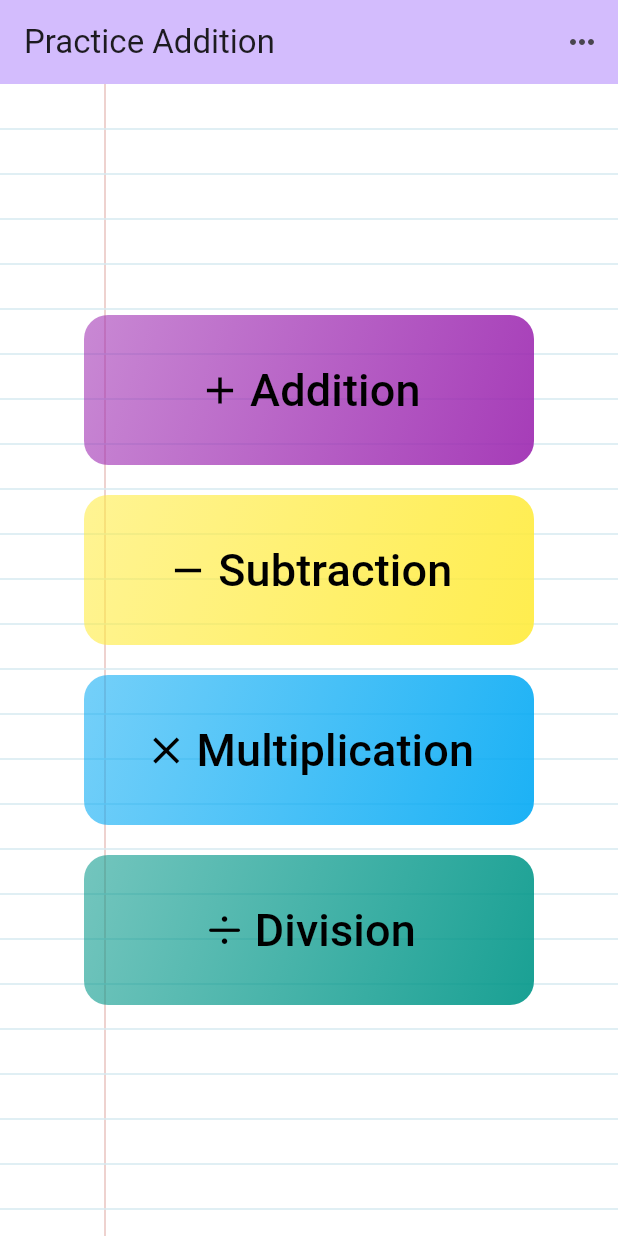
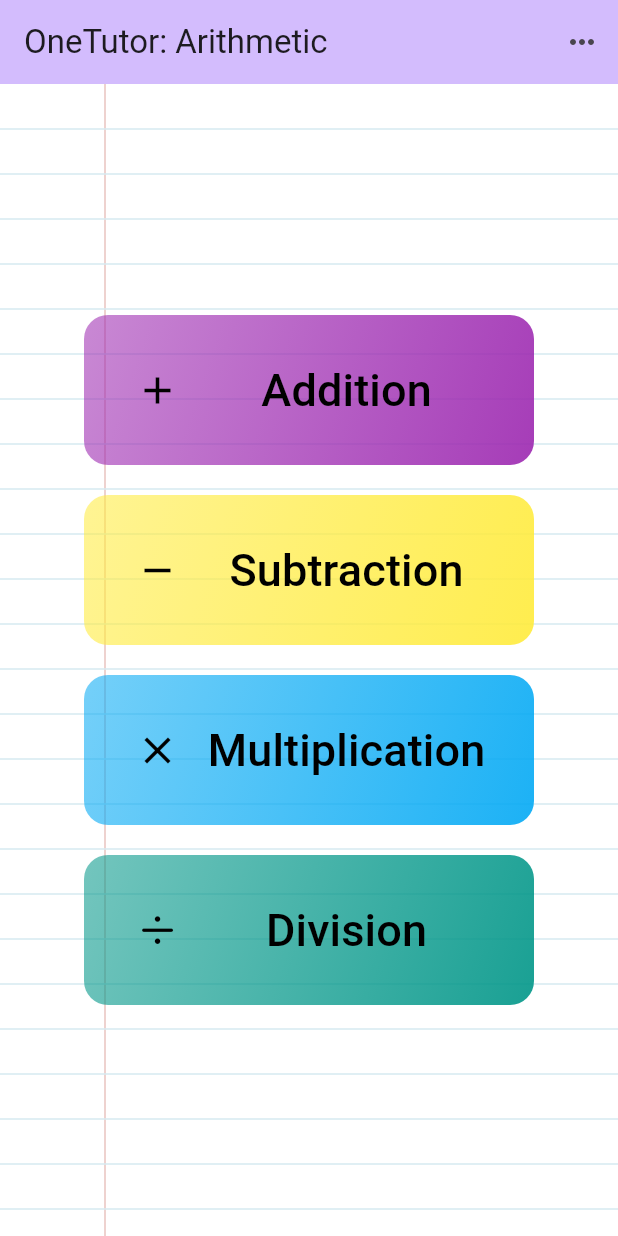
Before and after one commit to KulikovDO/OneTutor.Arithmetic, a Flutter app: the screen it shows after launch, on a phone screen of 412 x 824 dp. Run offline on Flutter 3.47's test engine with Material 3 defaults, Android fonts, the phone set to English and light mode, and no system bars; our stand-ins replace confetti, flutter_tts, google_fonts, shared_preferences; missing offline and left inert: flutter_soloud.

Commit message:
aligned tile

```diff
--- a/lib/main_screen.dart
+++ b/lib/main_screen.dart
@@ -105,8 +105,8 @@ class _MainScreenState extends State<MainScreen> {
     return Scaffold(
       appBar: AppBar(
         backgroundColor: Theme.of(context).colorScheme.inversePrimary,
-        automaticallyImplyLeading: false,
-        title: const Text("Practice Addition"),
+        // automaticallyImplyLeading: false,
+        title: const Text("OneTutor: Arithmetic"),
       ),
       body: Stack(
         children: <Widget>[
--- a/lib/start_screen.dart
+++ b/lib/start_screen.dart
@@ -12,16 +12,13 @@ class StartScreen extends StatelessWidget {
 
   void _selectCategory(BuildContext context, Category category) {
 
-    print(category);
+    // print(category.title);
+    Navigator.of(context).push(
+      MaterialPageRoute(
+        builder: (ctx) => MainScreen(),
+      ),
+    );
 
-  }
-
-  void _handleStartOnPressed(BuildContext context){
-    // Navigator.of(context).push(
-    //   MaterialPageRoute(
-    //     builder: (ctx) => MainScreen(),
-    //   ),
-    // );
   }
 
   void _handleConfigOnPressed(BuildContext context){
@@ -38,7 +35,7 @@ class StartScreen extends StatelessWidget {
         appBar: AppBar(
           backgroundColor: Theme.of(context).colorScheme.inversePrimary,
           automaticallyImplyLeading: false,
-          title: const Text("Practice Addition"),
+          title: const Text("OneTutor: Arithmetic"),
           actions: [
             IconButton(
               icon: const Icon(Icons.more_horiz),
@@ -69,80 +66,6 @@ class StartScreen extends StatelessWidget {
             ),
           ],
         ),
-
-        // body: Stack(
-        //   children: [
-        //     const Background(),
-        //     GridView(
-        //       padding: const EdgeInsets.all(50),
-        //       gridDelegate: const SliverGridDelegateWithFixedCrossAxisCount(
-        //         crossAxisCount: 1,
-        //         childAspectRatio: 5 / 2,
-        //         crossAxisSpacing: 20,
-        //         mainAxisSpacing: 20,
-        //       ),
-        //       children: [
-        //         for (final category in categories)
-        //           Tile(
-        //             category: category,
-        //             onSelect: () {
-        //               _selectCategory(context, category);
-        //             },
-        //           )
-        //       ],
-        //     ),
-        //   ],
-        // ),
-            // body: Center(
-            //   child: SizedBox(
-            //     width: 300.0,
-            //     height: 100.0,
-            //     child:
-            //       ElevatedButton(
-            //         style: ElevatedButton.styleFrom(
-            //           shape: RoundedRectangleBorder(
-            //             borderRadius: BorderRadius.circular(5),
-            //           ),
-            //           // backgroundColor: null,
-
-            //         ),
-            //         onPressed: () {
-            //           _handleStartOnPressed(context);
-            //         },
-            //         child: const Padding(
-            //           padding: EdgeInsets.all(10.0),
-            //           child: Row(
-            //             mainAxisAlignment: MainAxisAlignment.center,
-            //             children: [
-            //               Icon(
-            //                 Icons.play_arrow,
-            //               ),
-            //               SizedBox(
-            //                 width: 5.0,
-            //               ),
-            //               Text('Start'),
-
-            //             ],
-            //           )
-            //         ),
-            //       ),
-            //   )
-            // ),
-          //body:
-
-          //  Stack(
-          // children: [
-          //   const Background(),
-          // Tile(
-          //   category: categories[0],
-          //   width: 300.0,
-          //   height: 100.0,
-          //   onPressed: () {
-          //     _handleStartOnPressed(context);
-          //   },
-          // ),
-          // ]
-          //  )
     );
   }
 }
--- a/lib/tile.dart
+++ b/lib/tile.dart
@@ -1,62 +1,5 @@
 import 'package:first_app/model/category.dart';
 import 'package:flutter/material.dart';
-
-// class Tile extends StatelessWidget {
-//   const Tile({
-//     super.key,
-//     required this.category,
-//     required this.onSelect,
-//   });
-
-//   final Category category;
-//   final void Function() onSelect;
-
-//   @override
-//   Widget build(BuildContext context) {
-
-//     return Ink(
-//       child: Padding(
-//         padding: const EdgeInsets.fromLTRB(30.0, 8.0, 30.0, 8.0),
-//         child: InkWell(
-//           onTap: onSelect,
-//           splashColor: Theme.of(context).primaryColor,
-//           borderRadius: BorderRadius.circular(16),
-//           child: Container(
-//             padding: const EdgeInsets.all(16),
-//             decoration: BoxDecoration(
-//                 borderRadius: BorderRadius.circular(16),
-//                 gradient: LinearGradient(
-//                   colors: [
-//                     category.color.withOpacity(0.55),
-//                     category.color.withOpacity(0.9),
-//                   ],
-//                   begin: Alignment.topLeft,
-//                   end: Alignment.bottomRight,
-//                 )),
-//             child: Center(
-//               child: Row(
-//                 mainAxisAlignment: MainAxisAlignment.center,
-//                 children: [
-//                   Icon(
-//                   category.icon,
-//                   ),
-//                   const SizedBox(
-//                     width: 5.0,
-//                   ),
-//                   Text(
-//                     category.title,
-//                     style: const TextStyle(fontSize: 40),
-//                   ),
-
-//                 ],
-//               )
-//             ),
-//           ),
-//         ),
-//       ),
-//     );
-//   }
-// }
 
 class Tile extends StatelessWidget {
   final Category category;
@@ -64,7 +7,8 @@ class Tile extends StatelessWidget {
   final double height;
   final Function onPressed;
 
-  Tile({
+  const Tile({
+    super.key,
     required this.category,
     required this.width,
     required this.height,
@@ -76,7 +20,6 @@ class Tile extends StatelessWidget {
     return Padding(
       padding: const EdgeInsets.all(10.0),
       child: Container(
-
         decoration: BoxDecoration(
           borderRadius: BorderRadius.circular(16),
           gradient: LinearGradient(
@@ -86,26 +29,8 @@ class Tile extends StatelessWidget {
             ],
             begin: Alignment.topLeft,
             end: Alignment.bottomRight,
-                )),
-
-
-        // decoration: BoxDecoration(
-        //   boxShadow: [
-        //     BoxShadow(
-        //         color: Colors.black26, offset: Offset(0, 4), blurRadius: 5.0)
-        //   ],
-        //   gradient: LinearGradient(
-        //     begin: Alignment.topLeft,
-        //     end: Alignment.bottomRight,
-        //     stops: [0.0, 1.0],
-        //     colors: [
-        //       Colors.deepPurple.shade400,
-        //       Colors.deepPurple.shade200,
-        //     ],
-        //   ),
-        //   color: Colors.deepPurple.shade300,
-        //   borderRadius: BorderRadius.circular(20),
-        // ),
+          ),
+        ),
         child: ElevatedButton(
           style: ButtonStyle(
             shape: MaterialStateProperty.all<RoundedRectangleBorder>(
@@ -114,52 +39,33 @@ class Tile extends StatelessWidget {
               ),
             ),
             fixedSize: MaterialStateProperty.all(Size(width, height)),
-              backgroundColor:
-                  MaterialStateProperty.all(Colors.transparent),
-              // elevation: MaterialStateProperty.all(3),
-              shadowColor:
-                  MaterialStateProperty.all(Colors.transparent),
+            backgroundColor: MaterialStateProperty.all(Colors.transparent),
+            shadowColor: MaterialStateProperty.all(Colors.transparent),
           ),
           onPressed: () {
             onPressed();
           },
-          // child: Padding(
-          //   padding: const EdgeInsets.only(
-          //     top: 10,
-          //     bottom: 10,
-          //   ),
-          //   child: Text(
-          //     category.title,
-          //     style: TextStyle(
-          //       fontSize: 18,
-          //       // fontWeight: FontWeight.w700,
-          //       color: Colors.white,
-          //     ),
-          //   ),
-          // ),
-          child: Container(
-            // padding: const EdgeInsets.all(16),
-            // child: Center(
           child: Row(
-                  mainAxisAlignment: MainAxisAlignment.center,
             children: [
-                    Icon(
+              SizedBox(
+                width: height / 2,
+                child: Icon(
                   category.icon,
                   color: Colors.black,
                   size: 30,
                 ),
-                    const SizedBox(
-                      width: 5.0,
               ),
-                    Text(
+              Expanded(
+                flex: 1,
+                child: Center(
+                  child: Text(
                     category.title,
                     style: const TextStyle(fontSize: 30, color: Colors.black),
                   ),
-
+                ),
+              ),
             ],
-                )
           ),
-          //),
         ),
       ),
     );
```
Lines whose indentation alone changed are shown as unchanged.
